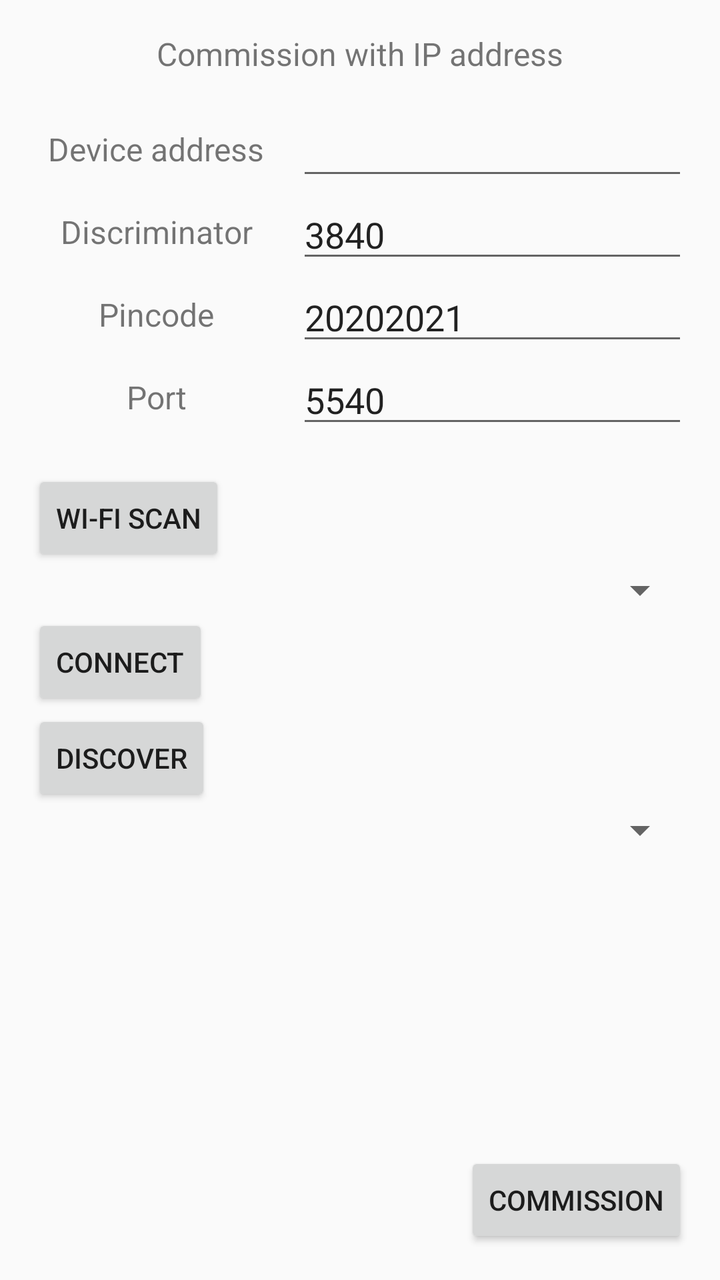
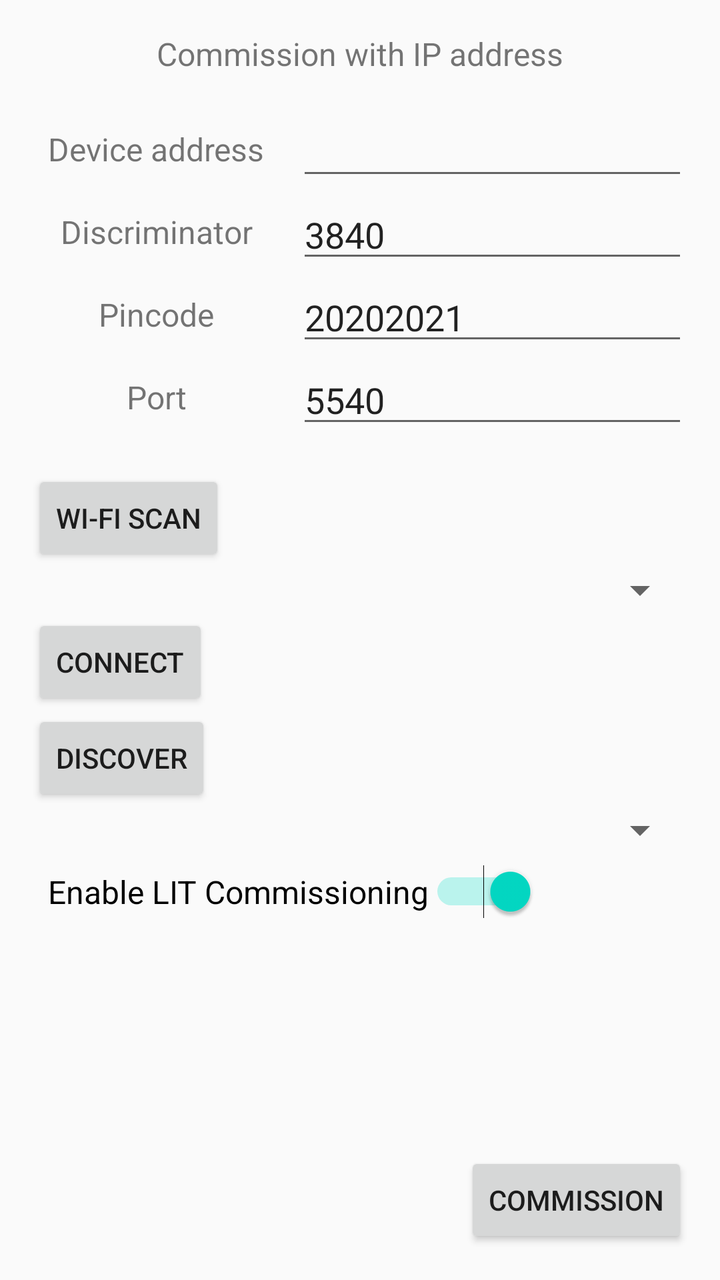

Screens rendered from an Android XML layout before and after an edit, with the pre-edit source and the edit as a unified diff.
<!-- AndroidManifest.xml: application theme AppTheme -->
<!-- res/layout/address_commissioning_fragment.xml -->
<?xml version="1.0" encoding="utf-8"?>
<androidx.constraintlayout.widget.ConstraintLayout xmlns:android="http://schemas.android.com/apk/res/android"
    android:layout_width="match_parent"
    android:layout_height="match_parent"
    xmlns:app="http://schemas.android.com/apk/res-auto">

  <TextView
      android:id="@+id/address_commissioning_fragment_title"
      android:layout_width="wrap_content"
      android:layout_height="wrap_content"
      android:text="@string/address_commissioning_title_text"
      app:layout_constraintEnd_toEndOf="parent"
      app:layout_constraintStart_toStartOf="parent"
      android:textSize="16sp"
      android:layout_marginTop="16dp"
      app:layout_constraintTop_toTopOf="parent" />

  <androidx.constraintlayout.helper.widget.Flow
      android:id="@+id/address_commissioning_fragment_flow"
      android:layout_width="0dp"
      android:layout_height="wrap_content"
      app:constraint_referenced_ids="addressLabel,addressEditText,discriminatorLabel,discriminatorEditText,pincodeLabel,pincodeEditText,portLabel,portEditText"
      app:flow_horizontalStyle="packed"
      app:flow_wrapMode="aligned"
      app:flow_maxElementsWrap="2"
      app:flow_horizontalBias="0.0"
      app:flow_horizontalGap="8dp"
      android:layout_margin="16dp"
      app:layout_constraintEnd_toEndOf="parent"
      app:layout_constraintStart_toStartOf="parent"
      app:layout_constraintTop_toBottomOf="@id/address_commissioning_fragment_title" />

  <TextView
      android:id="@+id/addressLabel"
      android:layout_width="wrap_content"
      android:layout_height="wrap_content"
      android:padding="8dp"
      android:textSize="16sp"
      android:text="@string/enter_device_address_label_text" />

  <EditText
      android:id="@+id/addressEditText"
      android:layout_width="0dp"
      android:layout_height="wrap_content"
      android:inputType="text" />

  <TextView
      android:id="@+id/discriminatorLabel"
      android:layout_width="wrap_content"
      android:layout_height="wrap_content"
      android:padding="8dp"
      android:textSize="16sp"
      android:text="@string/enter_discriminator_label_text" />

  <EditText
      android:id="@+id/discriminatorEditText"
      android:layout_width="0dp"
      android:layout_height="wrap_content"
      android:inputType="number"
      android:text="@string/default_discriminator" />

  <TextView
      android:id="@+id/pincodeLabel"
      android:layout_width="wrap_content"
      android:layout_height="wrap_content"
      android:padding="8dp"
      android:textSize="16sp"
      android:text="@string/enter_pincode_label_text" />

  <EditText
      android:id="@+id/pincodeEditText"
      android:layout_width="0dp"
      android:layout_height="wrap_content"
      android:layout_margin="16dp"
      android:inputType="number"
      android:text="@string/default_pincode" />

  <TextView
      android:id="@+id/portLabel"
      android:layout_width="wrap_content"
      android:layout_height="wrap_content"
      android:padding="8dp"
      android:textSize="16sp"
      android:text="@string/enter_port_label_text" />

  <EditText
      android:id="@+id/portEditText"
      android:layout_width="0dp"
      android:layout_height="wrap_content"
      android:layout_margin="16dp"
      android:inputType="number"
      android:text="@string/default_port" />

  <LinearLayout
      android:layout_width="match_parent"
      android:layout_height="wrap_content"
      android:orientation="vertical"
      android:layout_margin="16dp"
      app:layout_constraintEnd_toEndOf="parent"
      app:layout_constraintStart_toStartOf="parent"
      app:layout_constraintTop_toBottomOf="@id/address_commissioning_fragment_flow">

    <Button
        android:id="@+id/wifiScanBtn"
        android:layout_width="wrap_content"
        android:layout_height="wrap_content"
        android:text="@string/wifi_scan_btn_text"/>

    <Spinner
        android:id="@+id/wifiScanListSpinner"
        android:padding="8dp"
        android:layout_width="match_parent"
        android:layout_height="wrap_content" />

    <Button
        android:id="@+id/wifiConnectBtn"
        android:layout_width="wrap_content"
        android:layout_height="wrap_content"
        android:text="@string/wifi_connect_btn_text"/>

    <Button
        android:id="@+id/discoverBtn"
        android:layout_width="wrap_content"
        android:layout_height="wrap_content"
        android:text="@string/dns_discover_btn_text"/>

    <Spinner
        android:id="@+id/discoverListSpinner"
        android:padding="8dp"
        android:layout_width="match_parent"
        android:layout_height="wrap_content" />

  </LinearLayout>
  <Button
      android:id="@+id/commissionBtn"
      android:layout_width="wrap_content"
      android:layout_height="wrap_content"
      android:layout_margin="16dp"
      android:text="@string/commission_btn_text"
      app:layout_constraintBottom_toBottomOf="parent"
      app:layout_constraintEnd_toEndOf="parent"
      app:layout_constraintHorizontal_bias="1.0"
      app:layout_constraintStart_toStartOf="parent" />

</androidx.constraintlayout.widget.ConstraintLayout>
<!-- resources referenced by this layout -->
<resources>
  <string name="address_commissioning_title_text">Commission with IP address</string>
  <string name="commission_btn_text">Commission</string>
  <string name="default_discriminator">3840</string>
  <string name="default_pincode">20202021</string>
  <string name="default_port">5540</string>
  <string name="dns_discover_btn_text">Discover</string>
  <string name="enter_device_address_label_text">Device address</string>
  <string name="enter_discriminator_label_text">Discriminator</string>
  <string name="enter_pincode_label_text">Pincode</string>
  <string name="enter_port_label_text">Port</string>
  <string name="wifi_connect_btn_text">Connect</string>
  <string name="wifi_scan_btn_text">Wi-Fi Scan</string>
  <style name="AppTheme" parent="Theme.AppCompat.Light.DarkActionBar">
          
          <item name="colorPrimary">@color/colorPrimary</item>
          <item name="colorPrimaryDark">@color/colorPrimaryDark</item>
          <item name="colorAccent">@color/colorAccent</item>
      </style>
  <color name="colorPrimary">#6200EE</color>
  <color name="colorPrimaryDark">#3700B3</color>
  <color name="colorAccent">#03DAC5</color>
</resources>

<!-- the commit's change to res/layout/address_commissioning_fragment.xml (unified diff, before → after) -->
@@ -1,5 +1,6 @@
 <?xml version="1.0" encoding="utf-8"?>
 <androidx.constraintlayout.widget.ConstraintLayout xmlns:android="http://schemas.android.com/apk/res/android"
+    xmlns:tools="http://schemas.android.com/tools"
     android:layout_width="match_parent"
     android:layout_height="match_parent"
     xmlns:app="http://schemas.android.com/apk/res-auto">
@@ -130,6 +131,16 @@
         android:layout_width="match_parent"
         android:layout_height="wrap_content" />
 
+    <Switch
+        android:id="@+id/enableLITCommissioningSwitchInAddress"
+        android:layout_width="wrap_content"
+        android:layout_height="wrap_content"
+        android:padding="8dp"
+        android:textSize="16sp"
+        android:checked="true"
+        android:text="@string/enable_lit_commissioning_text"
+        tools:ignore="UseSwitchCompatOrMaterialXml" />
+
   </LinearLayout>
   <Button
       android:id="@+id/commissionBtn"
<!-- resource entries referenced after the edit -->
@@ -6,6 +6,7 @@
   <string name="default_pincode">20202021</string>
   <string name="default_port">5540</string>
   <string name="dns_discover_btn_text">Discover</string>
+  <string name="enable_lit_commissioning_text">Enable LIT Commissioning</string>
   <string name="enter_device_address_label_text">Device address</string>
   <string name="enter_discriminator_label_text">Discriminator</string>
   <string name="enter_pincode_label_text">Pincode</string>
